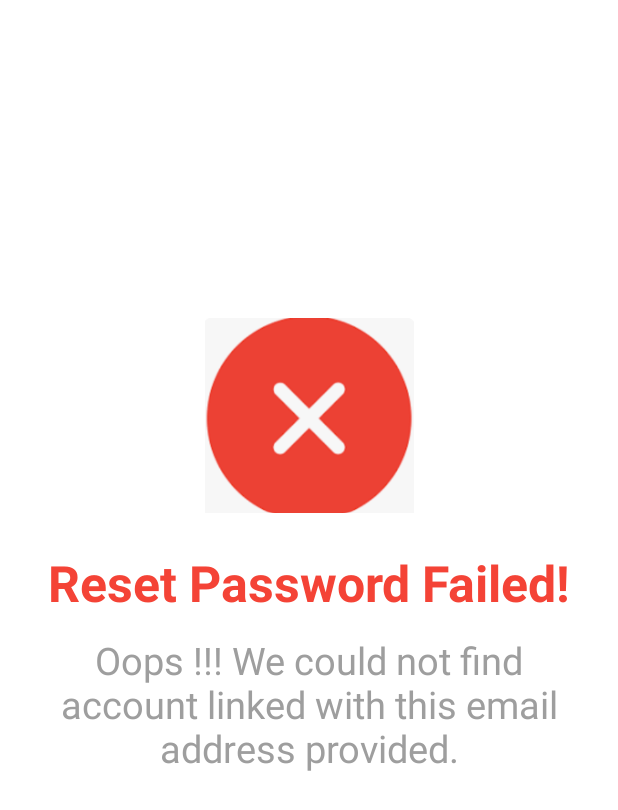
After one commit to Sazi45/HubJob, an Android app: the ForgotPasswordFailedActivity screen opened directly, with no data from a screen before it, on a phone screen of 412 x 824 dp. The commit adds this screen. Shown: the top 810 px of the screen. Run offline under Robolectric (Android 15) with nearby library versions, the phone set to English and light mode, and no system bars.

Commit message:
New First Commit

```diff
--- a/app/src/main/AndroidManifest.xml
+++ b/app/src/main/AndroidManifest.xml
@@ -34,6 +34,7 @@
         <activity android:name=".JobsActivity" android:exported="true" />
         <activity android:name=".MyApplicationsActivity" android:exported="true" />
         <activity android:name=".JobSeekerProfileActivity" android:exported="true" />
+        <activity android:name=".ForgotPasswordFailedActivity" android:exported="true" />
 <!--        <activity android:name=".EmployerProfileActivity" android:exported="true" />-->
 <!--        <activity android:name=".PostJobActivity" android:exported="true" />-->
     </application>
--- /dev/null
+++ b/app/src/main/java/com/example/hubjob/ForgotPasswordFailedActivity.java
@@ -0,0 +1,24 @@
+package com.example.hubjob;
+
+import android.content.Intent;
+import android.os.Bundle;
+import android.os.Handler;
+
+import androidx.appcompat.app.AppCompatActivity;
+
+public class ForgotPasswordFailedActivity extends AppCompatActivity {
+
+    private static final int REDIRECT_DELAY = 10000;
+
+    @Override
+    protected void onCreate(Bundle savedInstanceState) {
+        super.onCreate(savedInstanceState);
+        setContentView(R.layout.activity_forgot_password_failed);
+
+        new Handler().postDelayed(() -> {
+            Intent intent = new Intent(ForgotPasswordFailedActivity.this, HomeActivity.class);
+            startActivity(intent);
+            finish();
+        }, REDIRECT_DELAY);
+    }
+}
--- /dev/null
+++ b/app/src/main/res/layout/activity_forgot_password_failed.xml
@@ -0,0 +1,48 @@
+<?xml version="1.0" encoding="utf-8"?>
+<androidx.constraintlayout.widget.ConstraintLayout
+    xmlns:android="http://schemas.android.com/apk/res/android"
+    xmlns:app="http://schemas.android.com/apk/res-auto"
+    android:layout_width="match_parent"
+    android:layout_height="match_parent"
+    android:padding="24dp"
+    android:background="@color/white">
+
+    <FrameLayout
+        android:id="@+id/iconContainer"
+        android:layout_width="139dp"
+        android:layout_height="130dp"
+        android:layout_marginTop="188dp"
+        android:background="@drawable/error"
+        android:elevation="8dp"
+        app:layout_constraintEnd_toEndOf="parent"
+        app:layout_constraintStart_toStartOf="parent"
+        app:layout_constraintTop_toTopOf="parent" />
+
+    <TextView
+        android:id="@+id/failureMessage"
+        android:layout_width="0dp"
+        android:layout_height="wrap_content"
+        android:layout_marginTop="24dp"
+        android:gravity="center"
+        android:text="Reset Password Failed!"
+        android:textColor="@color/red"
+        android:textSize="33sp"
+        android:textStyle="bold"
+        app:layout_constraintTop_toBottomOf="@id/iconContainer"
+        app:layout_constraintStart_toStartOf="parent"
+        app:layout_constraintEnd_toEndOf="parent"/>
+
+    <TextView
+        android:id="@+id/infoMessage"
+        android:layout_width="0dp"
+        android:layout_height="wrap_content"
+        android:layout_marginTop="12dp"
+        android:gravity="center"
+        android:text="Oops !!! We could not find account linked with this email address provided."
+        android:textColor="@color/grey"
+        android:textSize="25sp"
+        app:layout_constraintTop_toBottomOf="@id/failureMessage"
+        app:layout_constraintStart_toStartOf="parent"
+        app:layout_constraintEnd_toEndOf="parent"/>
+
+</androidx.constraintlayout.widget.ConstraintLayout>
```
Also changed, not shown: app/src/main/java/com/example/hubjob/ForgotPasswordActivity.java (+22 -6 lines), app/src/main/java/com/example/hubjob/JobSeekerRegistrationActivity.java (+19 -4 lines), app/src/main/res/drawable/error.png (added).
